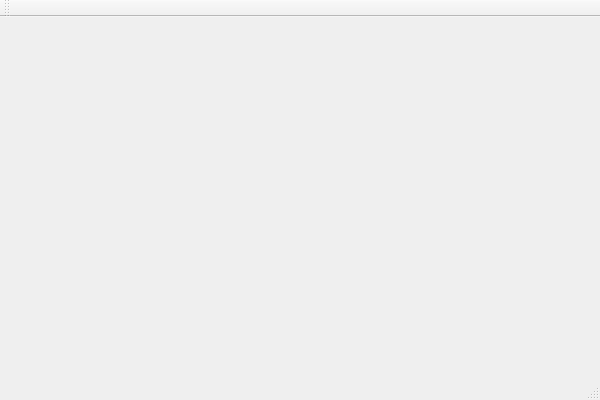
Above: Examples/POSS_Goblin_Collector/poss_goblin_collector.ui from alexanderhmw/SensorPlatformSDK before the change. Below: the same form after it.
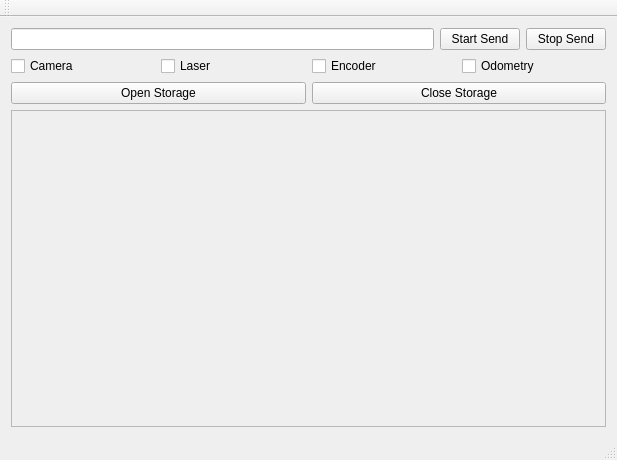
That is the form after the change.

Commit message: Add Odometry. Fix bugs of Processor.

Patch:
```diff
--- a/Examples/POSS_Goblin_Collector/poss_goblin_collector.ui
+++ b/Examples/POSS_Goblin_Collector/poss_goblin_collector.ui
@@ -6,8 +6,8 @@
    <rect>
     <x>0</x>
     <y>0</y>
-    <width>600</width>
-    <height>400</height>
+    <width>617</width>
+    <height>460</height>
    </rect>
   </property>
   <property name="windowTitle">
@@ -16,12 +16,101 @@
   <widget class="QWidget" name="centralWidget">
    <layout class="QVBoxLayout" name="verticalLayout">
     <item>
-     <layout class="QHBoxLayout" name="hlayout">
+     <layout class="QHBoxLayout" name="horizontalLayout">
       <item>
-       <layout class="QVBoxLayout" name="vlayout"/>
+       <widget class="QLineEdit" name="order"/>
       </item>
+      <item>
+       <widget class="QPushButton" name="startsend">
+        <property name="text">
+         <string>Start Send</string>
+        </property>
+       </widget>
+      </item>
+      <item>
+       <widget class="QPushButton" name="stopsend">
+        <property name="text">
+         <string>Stop Send</string>
+        </property>
+       </widget>
+      </item>
      </layout>
     </item>
+    <item>
+     <layout class="QHBoxLayout" name="horizontalLayout_3">
+      <item>
+       <widget class="QCheckBox" name="storecamera">
+        <property name="text">
+         <string>Camera</string>
+        </property>
+       </widget>
+      </item>
+      <item>
+       <widget class="QCheckBox" name="storelaser">
+        <property name="text">
+         <string>Laser</string>
+        </property>
+       </widget>
+      </item>
+      <item>
+       <widget class="QCheckBox" name="storeencoder">
+        <property name="text">
+         <string>Encoder</string>
+        </property>
+       </widget>
+      </item>
+      <item>
+       <widget class="QCheckBox" name="storeodometry">
+        <property name="text">
+         <string>Odometry</string>
+        </property>
+       </widget>
+      </item>
+     </layout>
+    </item>
+    <item>
+     <layout class="QHBoxLayout" name="horizontalLayout_2">
+      <item>
+       <widget class="QPushButton" name="openstorage">
+        <property name="text">
+         <string>Open Storage</string>
+        </property>
+       </widget>
+      </item>
+      <item>
+       <widget class="QPushButton" name="closestorage">
+        <property name="text">
+         <string>Close Storage</string>
+        </property>
+       </widget>
+      </item>
+     </layout>
+    </item>
+    <item>
+     <widget class="QFrame" name="frame">
+      <property name="sizePolicy">
+       <sizepolicy hsizetype="Preferred" vsizetype="Preferred">
+        <horstretch>0</horstretch>
+        <verstretch>1</verstretch>
+       </sizepolicy>
+      </property>
+      <property name="frameShape">
+       <enum>QFrame::StyledPanel</enum>
+      </property>
+      <property name="frameShadow">
+       <enum>QFrame::Raised</enum>
+      </property>
+      <layout class="QVBoxLayout" name="verticalLayout_2">
+       <item>
+        <layout class="QVBoxLayout" name="vlayout">
+         <item>
+          <layout class="QHBoxLayout" name="hlayout"/>
+         </item>
+        </layout>
+       </item>
+      </layout>
+     </widget>
+    </item>
    </layout>
   </widget>
   <widget class="QMenuBar" name="menuBar">
```
Left out of the diff: 4 changed lines with no effect on the pictures. The commit also changes 479 other files.
